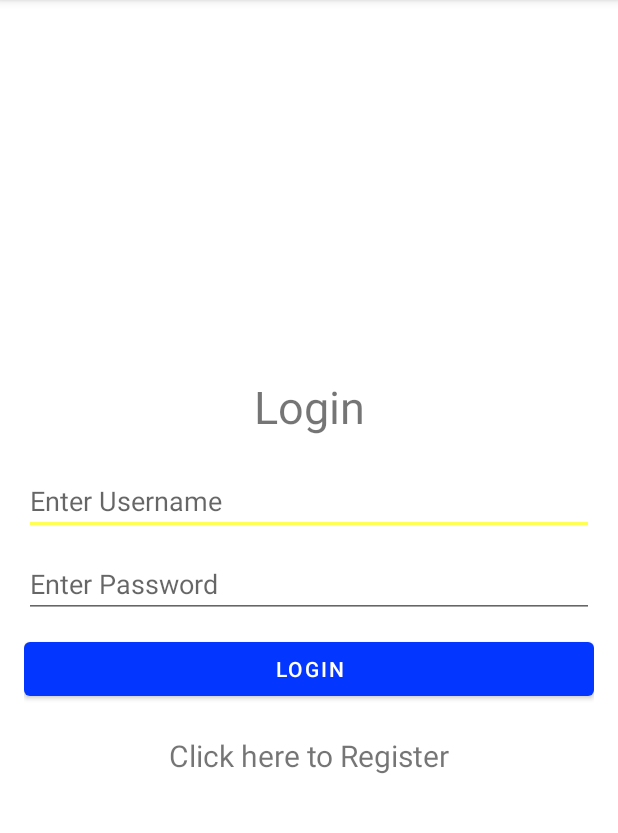
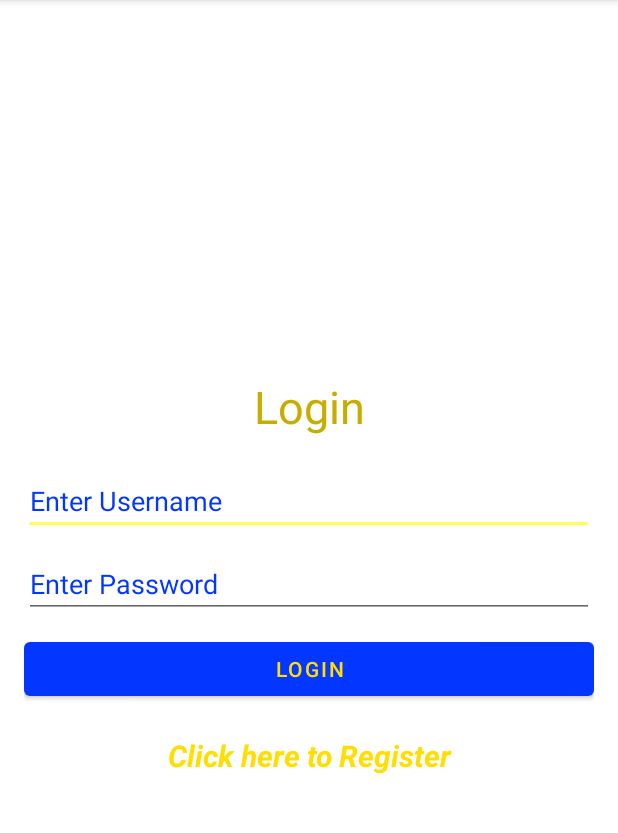
Before and after one commit to soumyajaincarmel/Firebase-Chat-Application_Chatbea, an Android app: the screen it shows after launch (Login), on a phone screen of 412 x 824 dp, the part 84-917 px from its top. Run offline under Robolectric (Android 15) with nearby library versions, the phone set to English and light mode, and no system bars; our stand-ins replace Volley.

Commit message:
Updated UI.

```diff
--- a/app/src/main/res/layout/activity_chat.xml
+++ b/app/src/main/res/layout/activity_chat.xml
@@ -3,7 +3,6 @@
     xmlns:tools="http://schemas.android.com/tools"
     android:layout_width="match_parent"
     android:layout_height="match_parent"
-    android:background="#f0f0f0"
     android:orientation="vertical"
     android:paddingLeft="@dimen/activity_horizontal_margin"
     android:paddingTop="@dimen/activity_vertical_margin"
--- a/app/src/main/res/layout/activity_login.xml
+++ b/app/src/main/res/layout/activity_login.xml
@@ -15,15 +15,18 @@
         android:layout_width="match_parent"
         android:layout_height="wrap_content"
         android:layout_marginBottom="20dp"
+        android:textColor="@color/secondaryDarkColor"
         android:gravity="center"
         android:text="@string/login"
         android:textSize="30sp" />
 
-    <EditText
+    <androidx.appcompat.widget.AppCompatEditText
         android:id="@+id/et_login_username"
         android:layout_width="match_parent"
         android:layout_height="wrap_content"
         android:layout_marginBottom="10dp"
+        android:textColor="@color/primaryColor"
+        android:textColorHint="@color/primaryColor"
         android:hint="@string/enter_username"
         android:inputType="text"
         android:maxLines="1"
@@ -34,6 +37,8 @@
         android:layout_width="match_parent"
         android:layout_height="wrap_content"
         android:layout_marginBottom="10dp"
+        android:textColor="@color/primaryColor"
+        android:textColorHint="@color/primaryColor"
         android:hint="@string/enter_password"
         android:inputType="textPassword"
         android:maxLines="1"
@@ -43,6 +48,7 @@
         android:id="@+id/btn_login"
         android:layout_width="match_parent"
         android:layout_height="wrap_content"
+        android:textColor="@color/secondaryColor"
         android:layout_marginBottom="20dp"
         android:text="@string/login" />
 
@@ -52,6 +58,8 @@
         android:layout_height="wrap_content"
         android:gravity="center"
         android:text="@string/click_here_to_register"
+        android:textColor="@color/secondaryColor"
+        android:textStyle="bold|italic"
         android:textSize="20sp" />
 
 </LinearLayout>
--- a/app/src/main/res/layout/message_area.xml
+++ b/app/src/main/res/layout/message_area.xml
@@ -3,7 +3,6 @@
     xmlns:tools="http://schemas.android.com/tools"
     android:layout_width="match_parent"
     android:layout_height="match_parent"
-    android:background="#f0f0f0"
     android:gravity="bottom"
     android:orientation="horizontal">
 
```
Also changed, not shown: app/src/main/java/com/example/firebasechatapplication/Register.java (+6 -3 lines), app/src/main/res/layout/activity_register.xml (+7 -0 lines).
